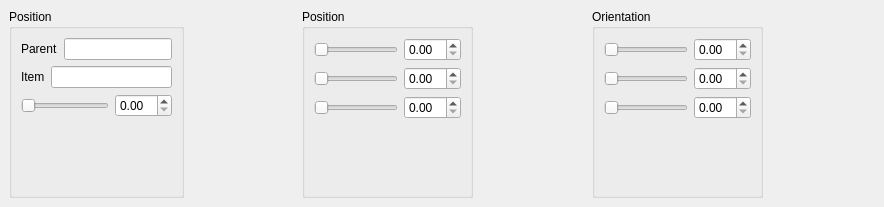
The window that qtWidgets/ui/inspector.ui (golems/grip2) describes before a commit, drawn with Qt 5.
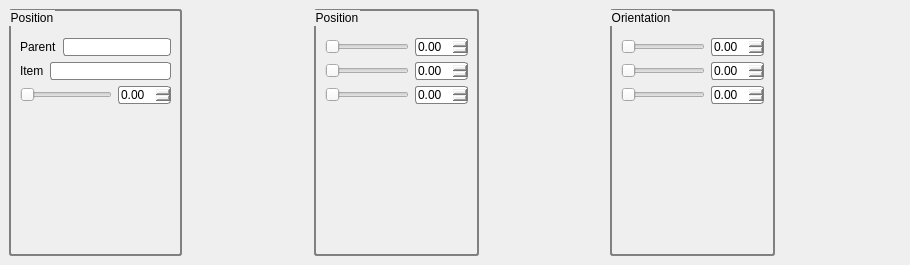
The same window after the commit.

What changed in the file:
```diff
--- a/qtWidgets/ui/inspector.ui
+++ b/qtWidgets/ui/inspector.ui
@@ -6,8 +6,8 @@
    <rect>
     <x>0</x>
     <y>0</y>
-    <width>884</width>
-    <height>207</height>
+    <width>910</width>
+    <height>265</height>
    </rect>
   </property>
   <property name="windowTitle">
@@ -17,21 +17,37 @@
    <layout class="QHBoxLayout" name="horizontalLayout_10">
     <item>
      <widget class="QGroupBox" name="groupBox_5">
+      <property name="styleSheet">
+       <string notr="true">border: 2px solid gray; 
+border-radius: 3px; </string>
+      </property>
       <property name="title">
        <string>Position</string>
       </property>
       <layout class="QVBoxLayout" name="verticalLayout_3">
+       <property name="topMargin">
+        <number>27</number>
+       </property>
        <item>
         <layout class="QHBoxLayout" name="horizontalLayout_7">
          <item>
           <widget class="QLabel" name="label">
+           <property name="styleSheet">
+            <string notr="true">border: 0px solid gray; 
+     border-radius: 3px; </string>
+           </property>
            <property name="text">
             <string>Parent</string>
            </property>
           </widget>
          </item>
          <item>
-          <widget class="QLineEdit" name="lineEdit"/>
+          <widget class="QLineEdit" name="lineEdit">
+           <property name="styleSheet">
+            <string notr="true">border: 1px solid gray; 
+     border-radius: 3px; </string>
+           </property>
+          </widget>
          </item>
         </layout>
        </item>
@@ -39,13 +55,22 @@
         <layout class="QHBoxLayout" name="horizontalLayout_8">
          <item>
           <widget class="QLabel" name="label_2">
+           <property name="styleSheet">
+            <string notr="true">border: 0px solid gray; 
+     border-radius: 3px; </string>
+           </property>
            <property name="text">
             <string>Item</string>
            </property>
           </widget>
          </item>
          <item>
-          <widget class="QLineEdit" name="lineEdit_2"/>
+          <widget class="QLineEdit" name="lineEdit_2">
+           <property name="styleSheet">
+            <string notr="true">border: 1px solid gray; 
+     border-radius: 3px; </string>
+           </property>
+          </widget>
          </item>
         </layout>
        </item>
@@ -53,13 +78,22 @@
         <layout class="QHBoxLayout" name="horizontalLayout_9">
          <item>
           <widget class="QSlider" name="horizontalSlider_9">
+           <property name="styleSheet">
+            <string notr="true">border: 0px solid gray; 
+     border-radius: 3px; </string>
+           </property>
            <property name="orientation">
             <enum>Qt::Horizontal</enum>
            </property>
           </widget>
          </item>
          <item>
-          <widget class="QDoubleSpinBox" name="doubleSpinBox_7"/>
+          <widget class="QDoubleSpinBox" name="doubleSpinBox_7">
+           <property name="styleSheet">
+            <string notr="true">border: 1px solid gray; 
+     border-radius: 3px; </string>
+           </property>
+          </widget>
          </item>
         </layout>
        </item>
@@ -94,21 +128,37 @@
     </item>
     <item>
      <widget class="QGroupBox" name="groupBox_4">
+      <property name="styleSheet">
+       <string notr="true">border: 2px solid gray; 
+border-radius: 3px; </string>
+      </property>
       <property name="title">
        <string>Position</string>
       </property>
       <layout class="QVBoxLayout" name="verticalLayout_2">
+       <property name="topMargin">
+        <number>27</number>
+       </property>
        <item>
         <layout class="QHBoxLayout" name="horizontalLayout_4">
          <item>
           <widget class="QSlider" name="horizontalSlider_4">
+           <property name="styleSheet">
+            <string notr="true">border: 0px solid gray; 
+     border-radius: 3px; </string>
+           </property>
            <property name="orientation">
             <enum>Qt::Horizontal</enum>
            </property>
           </widget>
          </item>
          <item>
-          <widget class="QDoubleSpinBox" name="doubleSpinBox"/>
+          <widget class="QDoubleSpinBox" name="doubleSpinBox">
+           <property name="styleSheet">
+            <string notr="true">border: 1px solid gray; 
+     border-radius: 3px; </string>
+           </property>
+          </widget>
          </item>
         </layout>
        </item>
@@ -116,13 +166,22 @@
         <layout class="QHBoxLayout" name="horizontalLayout_5">
          <item>
           <widget class="QSlider" name="horizontalSlider_5">
+           <property name="styleSheet">
+            <string notr="true">border: 0px solid gray; 
+     border-radius: 3px; </string>
+           </property>
            <property name="orientation">
             <enum>Qt::Horizontal</enum>
            </property>
           </widget>
          </item>
          <item>
-          <widget class="QDoubleSpinBox" name="doubleSpinBox_2"/>
+          <widget class="QDoubleSpinBox" name="doubleSpinBox_2">
+           <property name="styleSheet">
+            <string notr="true">border: 1px solid gray; 
+     border-radius: 3px; </string>
+           </property>
+          </widget>
          </item>
         </layout>
        </item>
@@ -130,13 +189,22 @@
         <layout class="QHBoxLayout" name="horizontalLayout_6">
          <item>
           <widget class="QSlider" name="horizontalSlider_6">
+           <property name="styleSheet">
+            <string notr="true">border: 0px solid gray; 
+     border-radius: 3px; </string>
+           </property>
            <property name="orientation">
             <enum>Qt::Horizontal</enum>
            </property>
           </widget>
          </item>
          <item>
-          <widget class="QDoubleSpinBox" name="doubleSpinBox_3"/>
+          <widget class="QDoubleSpinBox" name="doubleSpinBox_3">
+           <property name="styleSheet">
+            <string notr="true">border: 1px solid gray; 
+     border-radius: 3px; </string>
+           </property>
+          </widget>
          </item>
         </layout>
        </item>
@@ -171,21 +239,37 @@
     </item>
     <item>
      <widget class="QGroupBox" name="groupBox_3">
+      <property name="styleSheet">
+       <string notr="true">border: 2px solid gray; 
+     border-radius: 3px; </string>
+      </property>
       <property name="title">
        <string>Orientation</string>
       </property>
       <layout class="QVBoxLayout" name="verticalLayout">
+       <property name="topMargin">
+        <number>27</number>
+       </property>
        <item>
         <layout class="QHBoxLayout" name="horizontalLayout_3">
          <item>
           <widget class="QSlider" name="horizontalSlider">
+           <property name="styleSheet">
+            <string notr="true">border: 0px solid gray; 
+     border-radius: 3px; </string>
+           </property>
            <property name="orientation">
             <enum>Qt::Horizontal</enum>
            </property>
           </widget>
          </item>
          <item>
-          <widget class="QDoubleSpinBox" name="doubleSpinBox_4"/>
+          <widget class="QDoubleSpinBox" name="doubleSpinBox_4">
+           <property name="styleSheet">
+            <string notr="true">border: 1px solid gray; 
+border-radius: 3px; </string>
+           </property>
+          </widget>
          </item>
         </layout>
        </item>
@@ -193,13 +277,22 @@
         <layout class="QHBoxLayout" name="horizontalLayout_2">
          <item>
           <widget class="QSlider" name="horizontalSlider_2">
+           <property name="styleSheet">
+            <string notr="true">border: 0px solid gray; 
+     border-radius: 3px; </string>
+           </property>
            <property name="orientation">
             <enum>Qt::Horizontal</enum>
            </property>
           </widget>
          </item>
          <item>
-          <widget class="QDoubleSpinBox" name="doubleSpinBox_5"/>
+          <widget class="QDoubleSpinBox" name="doubleSpinBox_5">
+           <property name="styleSheet">
+            <string notr="true">border: 1px solid gray; 
+     border-radius: 3px; </string>
+           </property>
+          </widget>
          </item>
         </layout>
        </item>
@@ -207,13 +300,22 @@
         <layout class="QHBoxLayout" name="horizontalLayout">
          <item>
           <widget class="QSlider" name="horizontalSlider_3">
+           <property name="styleSheet">
+            <string notr="true">border: 0px solid gray; 
+     border-radius: 3px; </string>
+           </property>
            <property name="orientation">
             <enum>Qt::Horizontal</enum>
            </property>
           </widget>
          </item>
          <item>
-          <widget class="QDoubleSpinBox" name="doubleSpinBox_6"/>
+          <widget class="QDoubleSpinBox" name="doubleSpinBox_6">
+           <property name="styleSheet">
+            <string notr="true">border: 1px solid gray; 
+     border-radius: 3px; </string>
+           </property>
+          </widget>
          </item>
         </layout>
        </item>
```
